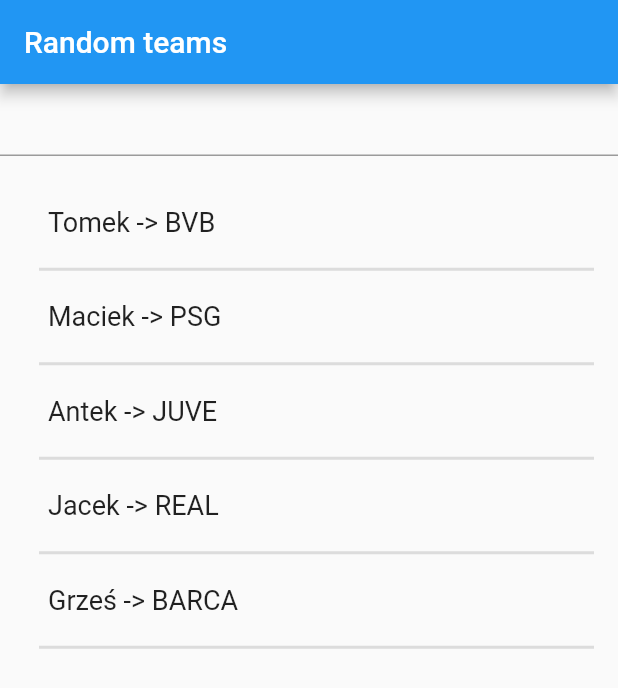
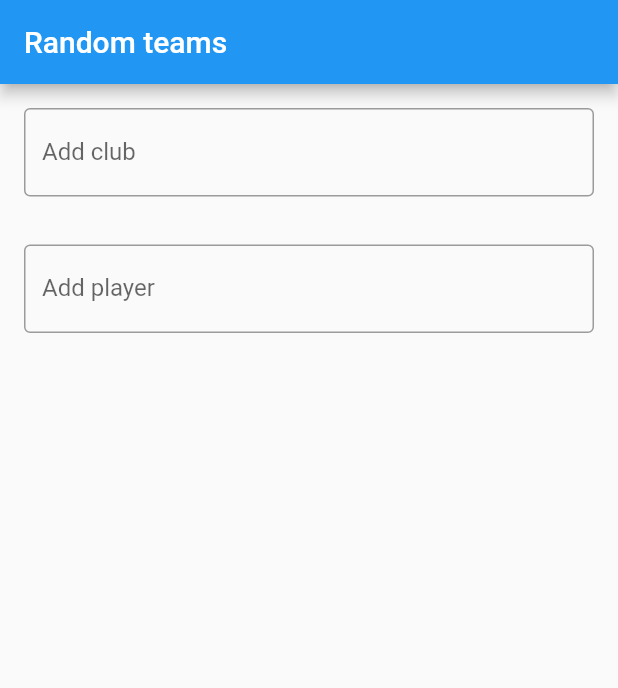
Before and after one commit to mdziardziel/random-clubs, a Flutter app: the screen it shows after launch, on a phone screen of 412 x 824 dp. Shown: the top 688 px of the screen. Run offline on Flutter 3.47's test engine with Material 2 defaults, Android fonts, the phone set to English and light mode, and no system bars.

Commit message:
players input

```diff
--- a/lib/main.dart
+++ b/lib/main.dart
@@ -3,6 +3,7 @@
 // found in the LICENSE file.
 
 import 'package:flutter/material.dart';
+import 'dart:math';
 
 void main() => runApp(MyApp());
 
@@ -16,16 +17,38 @@
   }
 }
 
+class Pair {
+  String _club = '';
+  String _player = '';
+
+  Pair(String club, String player) {
+    this._club = club;
+    this._player = player;
+  }
+
+  String getPlayer() => this._player;
+  String getClub() => this._club;
+}
+
 class RandomTeamsState extends State<RandomTeams> {
-  List<String> clubs = ['BVB', 'PSG', 'JUVE', 'REAL', 'BARCA', 'MANU', 'BAYERN'];
-  List<String> players = ['Tomek', 'Maciek', 'Antek', 'Jacek', 'Grześ'];
-  List<String> clubsShuffeled = ['BVB', 'PSG', 'JUVE', 'REAL', 'BARCA', 'MANU', 'BAYERN'];
+  List<String> clubs = [];
+  List<String> players = [];
+  List<Pair> pairsShuffeled = [];
 
   final _biggerFont = const TextStyle(fontSize: 18.0);
   final TextEditingController clubInputCtrl = new TextEditingController();
+  final TextEditingController playerInputCtrl = new TextEditingController();
 
-  void shuffleClubs(clubs, clubsNum) {
-    clubsShuffeled = (clubs.toList()..shuffle()).take(clubsNum).toList();
+  void shufflePairs(clubs, players) {
+    pairsShuffeled = [];
+    int pairsNum = min(clubs.length, players.length);
+    List<String> clubsShuffeled = (clubs.toList()..shuffle()).take(pairsNum).toList();
+    List<String> playersShuffeled = (players.toList()..shuffle()).take(pairsNum).toList();
+
+    for(int i = 0; i < pairsNum; i++) {
+      Pair pair = new Pair(clubsShuffeled[i], playersShuffeled[i]);
+      pairsShuffeled.add(pair);
+    }
   }
 
   @override
@@ -36,7 +59,14 @@
         ),
         body: Column(
           children: [
-            _clubsInput(),
+            Padding(
+              padding: const EdgeInsets.all(16.0),
+              child: _clubsInput(),
+            ),
+            Padding(
+              padding: const EdgeInsets.all(16.0),
+              child: _playersInput(),
+            ),
             _buildPairs(),
           ]
         ),
@@ -46,10 +76,30 @@
   Widget _clubsInput() {
     return TextField(
       controller: clubInputCtrl,
+      decoration: InputDecoration(
+        border: OutlineInputBorder(),
+        labelText: 'Add club',
+      ),
       onSubmitted: (text) {
         clubs.add(text);  // Append Text to the list
-        shuffleClubs(clubs, players.length);
+        shufflePairs(clubs, players);
         clubInputCtrl.clear();     // Clear the Text area
+        setState(() {});   // Redraw the Stateful Widget
+      }
+    );
+  }
+
+    Widget _playersInput() {
+    return TextField(
+      controller: playerInputCtrl,
+      decoration: InputDecoration(
+        border: OutlineInputBorder(),
+        labelText: 'Add player',
+      ),
+      onSubmitted: (text) {
+        players.add(text);  // Append Text to the list
+        shufflePairs(clubs, players);
+        playerInputCtrl.clear();     // Clear the Text area
         setState(() {});   // Redraw the Stateful Widget
       }
     );
@@ -58,7 +108,7 @@
   Widget _buildPairs() {
     return ListView.builder(
         padding: const EdgeInsets.all(16.0),
-        itemCount: players.length * 2,
+        itemCount: pairsShuffeled.length * 2,
         // https://stackoverflow.com/questions/50252569/vertical-viewport-was-given-unbounded-height
         scrollDirection: Axis.vertical,
         shrinkWrap: true,
@@ -72,7 +122,8 @@
           ); /*2*/
 
           final index = i ~/ 2; /*3*/
-          return _buildRow(clubsShuffeled[index], players[index]);
+
+          return _buildRow(pairsShuffeled[index].getClub(), pairsShuffeled[index].getPlayer());
       });
   }
 
```
